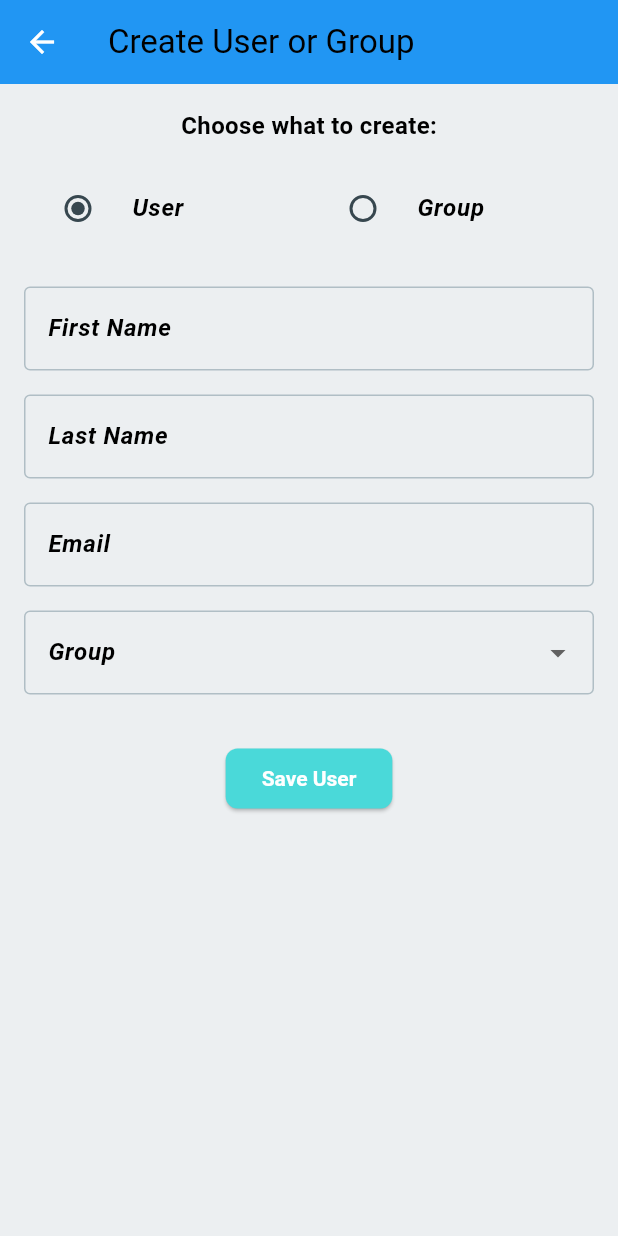
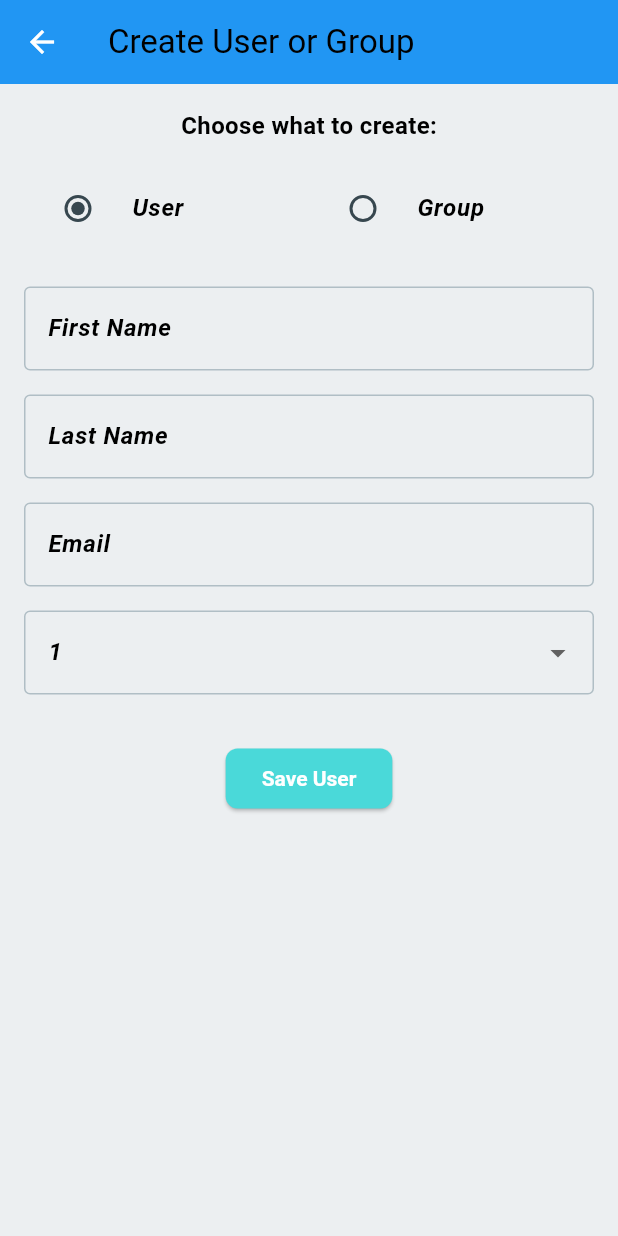
Before and after one commit to RegisSalesRA/flask_flutter, a Flutter app: the CreateUserOrGroupPage screen opened directly, after a tap on "Group", after a tap on "User", after a tap on "Save User", on a phone screen of 412 x 824 dp. Run offline on Flutter 3.47's test engine with Material 3 defaults, Android fonts, the phone set to English and light mode, and no system bars; our stand-ins replace bloc, equatable, flutter_bloc, get_it; network calls fail; Roboto replaces fonts that are missing (Rubik).

Commit message:
upadate almost completed

```diff
--- a/client/lib/application/pages/create_users_or_group/create_users_or_grup_page.dart
+++ b/client/lib/application/pages/create_users_or_group/create_users_or_grup_page.dart
@@ -27,8 +27,8 @@ class _CreateUserOrGroupPageState extends State<CreateUserOrGroupPage> {
           child: Column(
             crossAxisAlignment: CrossAxisAlignment.start,
             children: [
-              Center(
-                child: const Text(
+              const Center(
+                child: Text(
                   "Choose what to create:",
                   style: TextStyle(fontSize: 16, fontWeight: FontWeight.bold),
                 ),
@@ -88,9 +88,9 @@ class _CreateUserFormState extends State<CreateUserForm> {
   final TextEditingController _firstNameController = TextEditingController();
   final TextEditingController _lastNameController = TextEditingController();
   final TextEditingController _emailController = TextEditingController();
-  String? _selectedGroup;
+  int? _selectedGroup;
 
-  final List<String> _groups = ["Admin", "User", "Guest"];
+  final List<int> _groups = [1, 2, 3];
 
   @override
   Widget build(BuildContext context) {
@@ -135,22 +135,22 @@ class _CreateUserFormState extends State<CreateUserForm> {
             },
           ),
           const SizedBox(height: 16),
-          DropdownButtonFormField<String>(
-            decoration: const InputDecoration(labelText: "Group"),
+          DropdownButtonFormField<int>(
+            decoration: const InputDecoration(labelText: "1"),
             value: _selectedGroup,
             items: _groups.map((group) {
               return DropdownMenuItem(
                 value: group,
-                child: Text(group),
+                child: Text(group.toString()),
               );
             }).toList(),
             onChanged: (value) {
               setState(() {
-                _selectedGroup = value;
+                _selectedGroup = value!;
               });
             },
             validator: (value) {
-              if (value == null || value.isEmpty) {
+              if (value == null) {
                 return "Please select a group";
               }
               return null;
@@ -164,7 +164,7 @@ class _CreateUserFormState extends State<CreateUserForm> {
                 firstName: _firstNameController.text,
                 lastName: _lastNameController.text,
                 email: _emailController.text,
-                group: {},
+                group: const {},
               );
               context.read<UsersBlocBloc>().add(
                     UserPostRequestedEvent(user: userEntity),
@@ -210,7 +210,6 @@ class _CreateGroupFormState extends State<CreateGroupForm> {
           ElevatedButton(
             onPressed: () {
               if (_formKey.currentState!.validate()) {
-
                 final groupName = _groupNameController.text;
 
                 print("Group Name: $groupName");
--- a/client/lib/application/pages/users/bloc/users_bloc_bloc.dart
+++ b/client/lib/application/pages/users/bloc/users_bloc_bloc.dart
@@ -27,7 +27,6 @@ class UsersBlocBloc extends Bloc<UsersBlocEvent, UsersBlocState> {
       emit(UserStateLoading());
 
       try {
-        // Converte o UserEntity para UserModel antes de enviar
         final userModel = UserModel(
           id: event.user.id,
           firstName: event.user.firstName,
@@ -36,7 +35,7 @@ class UsersBlocBloc extends Bloc<UsersBlocEvent, UsersBlocState> {
           group: event.user.group,
         );
 
-        await userUseCases!.postusers();
+        await userUseCases!.postusers(userModel.toJson());
         emit(UserPostStateSuccess(user: event.user));
       } catch (e) {
         emit(UserPostStateError(message: 'Failed to post user: $e'));
--- a/client/lib/application/pages/users/bloc/users_bloc_event.dart
+++ b/client/lib/application/pages/users/bloc/users_bloc_event.dart
@@ -9,7 +9,6 @@ sealed class UsersBlocEvent extends Equatable {
 
 class UserRequestedEvent extends UsersBlocEvent {}
 
-
 class UserPostRequestedEvent extends UsersBlocEvent {
   final UserEntity user;
 
--- a/client/lib/application/pages/users/bloc/users_bloc_state.dart
+++ b/client/lib/application/pages/users/bloc/users_bloc_state.dart
@@ -38,7 +38,6 @@ class UserPostStateSuccess extends UsersBlocState {
   List<Object> get props => [user];
 }
 
-
 class UserPostStateError extends UsersBlocState {
   final String message;
 
--- a/client/lib/application/pages/users/users_page.dart
+++ b/client/lib/application/pages/users/users_page.dart
@@ -33,6 +33,7 @@ class UserPageProvider extends StatelessWidget {
     );
   }
  */
+
 class UserPage extends StatefulWidget {
   const UserPage({super.key});
 
@@ -150,11 +151,11 @@ class _UserPageState extends State<UserPage> {
             ),
           );
         },
+        backgroundColor: themeData.colorScheme.secondary,
         child: Icon(
           Icons.add,
           color: themeData.colorScheme.primary,
         ),
-        backgroundColor: themeData.colorScheme.secondary,
       ),
     );
   }
--- a/client/lib/data/datasource/user_remote_datasource.dart
+++ b/client/lib/data/datasource/user_remote_datasource.dart
@@ -28,20 +28,18 @@ class UserRemoteDatasourceImpl implements UserRemoteDatasource {
   }
 
   @override
-  Future<void> postUserFromApi(dynamic userModel) async {
-    print("POST CHAMANDO FINALMENTE!!");
-    /**
-     final response = await client.post(
-      Uri.parse('http://10.0.2.2:5000/contacts'),
-      headers: {
-        'Content-Type': 'application/json',
-      },
-      body: json.encode(userModel.toJson()), // Converte o UserModel para JSON
-    );
-
-    if (response.statusCode != 201) {
-      throw Exception("Falha ao criar o usuário. Código de status: ${response.statusCode}");
+  Future<void> postUserFromApi(data) async {
+    print(data);
+    try {
+      await client.post(
+        Uri.parse('http://10.0.2.2:5000/create_contact'),
+        headers: {
+          'Content-Type': 'application/json',
+        },
+        body: jsonEncode(data),
+      );
+    } catch (e) {
+      print(e);
     }
-     */
   }
 }
--- a/client/lib/data/models/user_model.dart
+++ b/client/lib/data/models/user_model.dart
@@ -22,10 +22,9 @@ class UserModel extends UserEntity with EquatableMixin {
 
   Map<String, dynamic> toJson() {
     return {
-      'id': id,
+      'firstName': firstName,
+      'lastName': lastName,
       'email': email,
-      'first_name': firstName,
-      'last_name': lastName,
       'group': group,
     };
   }
--- a/client/lib/data/repositories/user_repo_impl.dart
+++ b/client/lib/data/repositories/user_repo_impl.dart
@@ -18,8 +18,7 @@ class UserRepoImpl implements UserRepo {
   }
 
   @override
-  Future<void> postUserDatasource() async {
-    print("Chamando api dentro de repo implement");
-    await userRemoteDatasource.postUserFromApi({});
+  Future<void> postUserDatasource(data) async {
+    await userRemoteDatasource.postUserFromApi(data);
   }
 }
--- a/client/lib/domain/repositories/user_repository.dart
+++ b/client/lib/domain/repositories/user_repository.dart
@@ -3,5 +3,5 @@ import 'package:client/domain/entities/user_entity.dart';
 abstract class UserRepo {
   Future<List<UserEntity>> getUserFromDatasource();
 
-  Future<void> postUserDatasource();
+  Future<void> postUserDatasource(data);
 }
--- a/client/lib/domain/usecases/user_usercases.dart
+++ b/client/lib/domain/usecases/user_usercases.dart
@@ -9,7 +9,7 @@ class UserUseCases {
     return userRepo.getUserFromDatasource();
   }
 
-    Future<void> postusers() async {
-    return userRepo.postUserDatasource();
+    Future<void> postusers(data) async {
+    return userRepo.postUserDatasource(data);
   }
 }
--- a/client/lib/theme.dart
+++ b/client/lib/theme.dart
@@ -59,7 +59,7 @@ class AppTheme {
   // Button Styles
   // *****************
   static final ButtonStyle _lightElevatedButtonStyle = ElevatedButton.styleFrom(
-    backgroundColor: Color(0xFF4AD9D9),
+    backgroundColor: const Color(0xFF4AD9D9),
     foregroundColor: _darkTextColorPrimary,
     padding: const EdgeInsets.symmetric(horizontal: 24, vertical: 12),
     textStyle: const TextStyle(fontWeight: FontWeight.bold),
@@ -69,7 +69,7 @@ class AppTheme {
   );
 
   static final ButtonStyle _darkElevatedButtonStyle = ElevatedButton.styleFrom(
-    backgroundColor: Color(0xFF4AD9D9),
+    backgroundColor: const Color(0xFF4AD9D9),
     foregroundColor: _darkTextColorPrimary,
     padding: const EdgeInsets.symmetric(horizontal: 24, vertical: 12),
     textStyle: const TextStyle(fontWeight: FontWeight.bold),
@@ -82,13 +82,13 @@ class AppTheme {
   // RadioButton Styles
   // *****************
   static final RadioThemeData _lightRadioTheme = RadioThemeData(
-    fillColor: WidgetStateProperty.all<Color>(Colors.blueGrey.shade800),
-    overlayColor: WidgetStateProperty.all<Color>(Colors.blueGrey.shade200),
+    fillColor: MaterialStateProperty.all<Color>(Colors.blueGrey.shade800),
+    overlayColor: MaterialStateProperty.all<Color>(Colors.blueGrey.shade200),
   );
 
   static final RadioThemeData _darkRadioTheme = RadioThemeData(
-    fillColor: WidgetStateProperty.all<Color>(Colors.blueGrey.shade300),
-    overlayColor: WidgetStateProperty.all<Color>(Colors.blueGrey.shade600),
+    fillColor: MaterialStateProperty.all<Color>(Colors.blueGrey.shade300),
+    overlayColor: MaterialStateProperty.all<Color>(Colors.blueGrey.shade600),
   );
 
   // *****************
@@ -111,8 +111,8 @@ class AppTheme {
         ElevatedButtonThemeData(style: _lightElevatedButtonStyle),
     radioTheme: _lightRadioTheme,
     inputDecorationTheme: InputDecorationTheme(
-      labelStyle: TextStyle(color: _lightTextColorPrimary),
-      focusedBorder: OutlineInputBorder(
+      labelStyle: const TextStyle(color: _lightTextColorPrimary),
+      focusedBorder: const OutlineInputBorder(
         borderSide: BorderSide(color: _appbarColorLight),
       ),
       enabledBorder: OutlineInputBorder(
@@ -139,7 +139,7 @@ class AppTheme {
     elevatedButtonTheme:
         ElevatedButtonThemeData(style: _darkElevatedButtonStyle),
     inputDecorationTheme: InputDecorationTheme(
-      labelStyle: TextStyle(color: _darkTextColorPrimary),
+      labelStyle: const TextStyle(color: _darkTextColorPrimary),
       focusedBorder: OutlineInputBorder(
         borderSide: BorderSide(color: _appbarColorDark),
       ),
```
